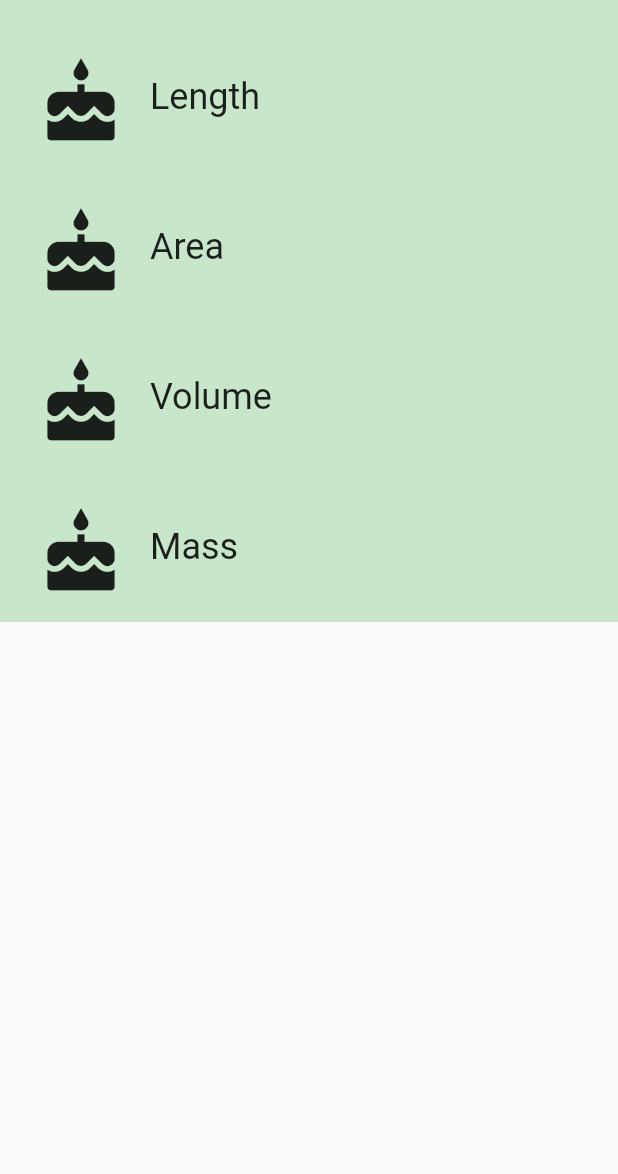
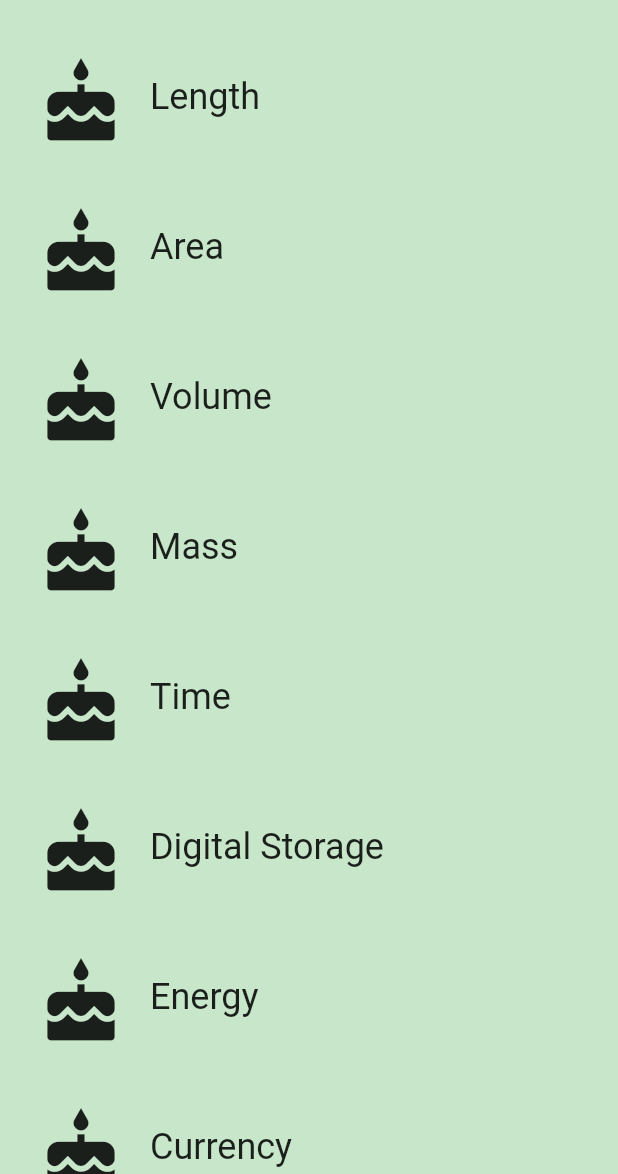
Before and after one commit to rohan20/flutter-udacity-course, a Flutter app: the screen it shows after launch, on a phone screen of 412 x 824 dp, the part 62-1236 px from its top. Run offline on Flutter 3.47's test engine with Material 2 defaults, Android fonts, the phone set to English and light mode, and no system bars.

Commit message:
implemented ListView.Builder for displaying categories list

```diff
--- a/unit_converter/lib/ui/UnitConverterHomePage.dart
+++ b/unit_converter/lib/ui/UnitConverterHomePage.dart
@@ -33,35 +33,10 @@ class UnitConverterHomePage extends StatelessWidget {
   }
 
   Widget _unitConverterBody() {
-    return new Container(
-      child: Column(
-        children: <Widget>[
-          CategoryItem(
-            categoryName: "Length",
-            color: Colors.blueAccent,
-            iconData: Icons.cake,
-          ),
-          CategoryItem(
-            categoryName: "Area",
-            color: Colors.yellowAccent,
-            iconData: Icons.cake,
-          ),
-          CategoryItem(
-            categoryName: "Volume",
-            color: Colors.redAccent,
-            iconData: Icons.cake,
-          ),
-          CategoryItem(
-            categoryName: "Mass",
-            color: Colors.purpleAccent,
-            iconData: Icons.cake,
-          ),
-//            CategoryItem(categoryName: "Time",),
-//            CategoryItem(categoryName: "Digital Storage",),
-//            CategoryItem(categoryName: "Energy",),
-//            CategoryItem(categoryName: "Currency",),
-        ],
-      ),
+    return new ListView.builder(
+      itemBuilder: (BuildContext context, int index) =>
+          CategoryItem(categoryName: Constants.categoriesList[index], color: Colors.purpleAccent, iconData: Icons.cake),
+      itemCount: Constants.categoriesList.length,
     );
   }
 }
--- a/unit_converter/lib/util/Constants.dart
+++ b/unit_converter/lib/util/Constants.dart
@@ -2,4 +2,15 @@ import 'package:flutter/material.dart';
 
 class Constants {
   static final backgroundColor = Colors.green[100];
+
+  static const categoriesList = <String>[
+    'Length',
+    'Area',
+    'Volume',
+    'Mass',
+    'Time',
+    'Digital Storage',
+    'Energy',
+    'Currency',
+  ];
 }
```
